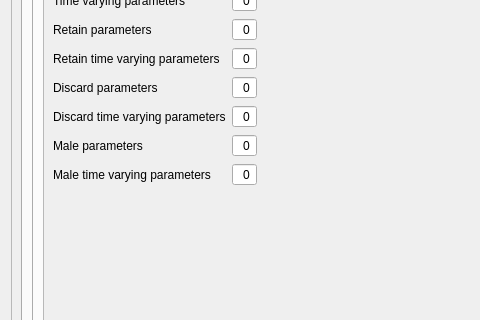
This is src/fleet_widget.ui in nmfs-ost/ss3-ssi as Qt 5 draws it before an edit; both pictures show x 0 to 480 and y 257 to 577 of the 998 by 755 pixel window. The edited form follows.
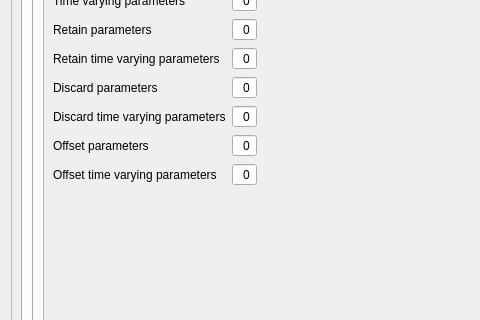
This is the edited form. The open tabs and pages were chosen to show the change. Icons and pictures are not drawn.

What changed in the file:
```diff
--- a/src/fleet_widget.ui
+++ b/src/fleet_widget.ui
@@ -1955,14 +1955,14 @@
                     <item row="15" column="0" colspan="3">
                      <widget class="QLabel" name="label_sel_size_male_params">
                       <property name="text">
-                       <string>Male parameters</string>
+                       <string>Offset parameters</string>
                       </property>
                      </widget>
                     </item>
                     <item row="17" column="0" colspan="3">
                      <widget class="QLabel" name="label_sel_size_male_tv_params">
                       <property name="text">
-                       <string>Male time varying parameters</string>
+                       <string>Offset time varying parameters</string>
                       </property>
                      </widget>
                     </item>
```
Left out of the diff: 13 changed lines with no effect on the pictures.
